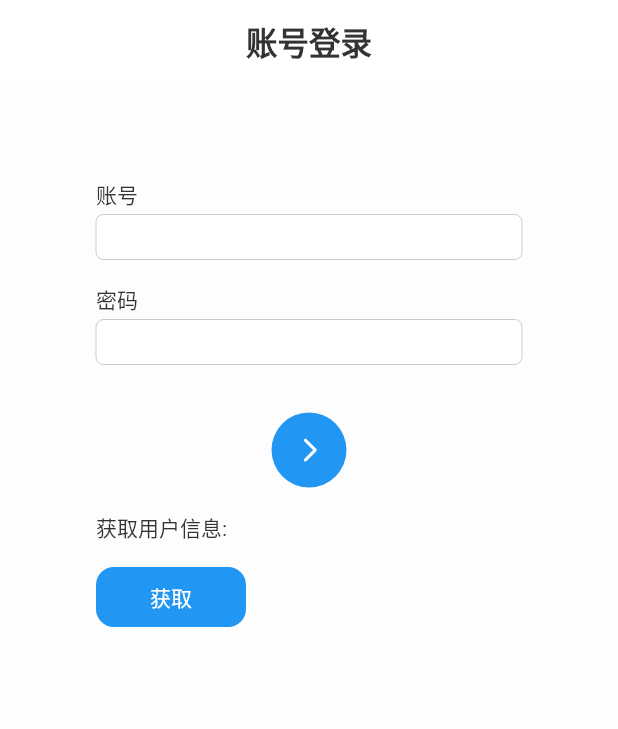
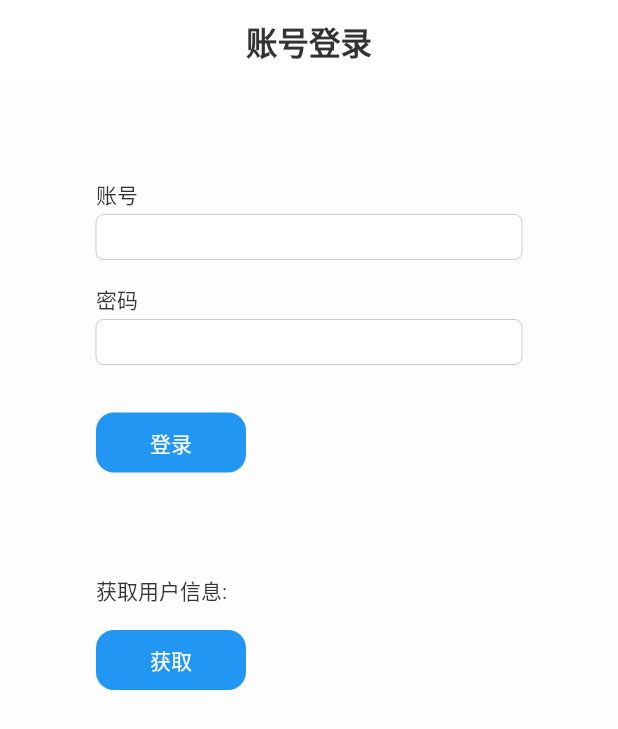
Before and after one commit to darren-you/flutter-now, a Flutter app: the AccountLoginPage screen opened by its route, on a phone screen of 412 x 824 dp. Shown: the top 729 px of the screen. Run offline on Flutter 3.47's test engine with Material 3 defaults, Android fonts, the phone set to English and light mode, and no system bars; our stand-ins replace bot_toast, device_info_plus, dio, event_bus, extended_image, flutter_hooks and 9 more; missing offline and left inert: android_id, flutter_system_proxy; accounts and stored records are empty; generated files the repository leaves out were written again; Roboto replaces fonts that are missing (HarmonyOS Sans SC).

Commit message:
显示登陆信息

```diff
--- a/lib/models/app_user_model.dart
+++ b/lib/models/app_user_model.dart
@@ -8,8 +8,10 @@ part 'app_user_model.g.dart';
 class AppUserModel with _$AppUserModel {
   const factory AppUserModel({
     @JsonKey(name: 'access_token') @Default('') String accessToken, // 登陆Token
-    @Default('') String username, // 昵称
-    @Default('') String avatar, // 头像URL
+    @Default('') String username,
+    @Default('') String avatar,
+    @Default('') String phone,
+    @JsonKey(name: 'user_type') @Default('') String userType,
   }) = _AppUserModel;
 
   factory AppUserModel.fromJson(Map<String, dynamic> json) =>
--- a/lib/modules/login/account/ui/account_login_page.dart
+++ b/lib/modules/login/account/ui/account_login_page.dart
@@ -5,7 +5,6 @@ import 'package:dio/dio.dart';
 import 'package:flutter/cupertino.dart';
 import 'package:flutter/material.dart';
 import 'package:flutter_hooks/flutter_hooks.dart';
-import 'package:flutter_svg/svg.dart';
 import 'package:flutternow/app.dart';
 import 'package:flutternow/base/base.dart';
 import 'package:flutternow/network/api_client.dart';
@@ -17,7 +16,7 @@ class AccountLoginPage extends HookConsumerWidget {
   const AccountLoginPage({super.key});
 
   void login(BuildContext context, WidgetRef ref, String username,
-      String password) async {
+      String password, ValueNotifier<String> loginResult) async {
     if (username.isEmpty) {
       BotToast.showText(text: '请输入账号');
       return;
@@ -31,10 +30,12 @@ class AccountLoginPage extends HookConsumerWidget {
       final appUserModel = (await getIt<ApiClient>()
               .loginByAccount(username: username, password: password))
           .data!;
+      loginResult.value = appUserModel.toJson().toString();
       BotToast.showText(text: '欢迎👋: ${appUserModel.username}');
       ref.read(appUserProvider.notifier).save(appUserModel);
       BotToast.closeAllLoading();
     } on DioException catch (e) {
+      loginResult.value = e.message ?? '';
       BotToast.closeAllLoading();
       BotToast.showText(text: '${e.message}');
       log('登录错误: ${e.message} time: ${DateTime.now()}', name: 'login');
@@ -45,7 +46,8 @@ class AccountLoginPage extends HookConsumerWidget {
   Widget build(BuildContext context, WidgetRef ref) {
     final nameController = TextEditingController();
     final passController = TextEditingController();
-    ValueNotifier<String> userProfile = useState('');
+    final loginResult = useState('');
+    final userProfile = useState('');
 
     return Scaffold(
       backgroundColor: Colors.white.withValues(alpha: 0.9),
@@ -74,32 +76,44 @@ class AccountLoginPage extends HookConsumerWidget {
             ),
             const Padding(padding: EdgeInsets.only(bottom: 32)),
             Align(
-              alignment: Alignment.center,
+              alignment: Alignment.centerLeft,
               child: CustomContainer(
                 borderRadius: BorderRadius.circular(50),
                 duration: Duration(milliseconds: 160),
                 scaleValue: 0.99,
-                onTap: () => login(
-                    context, ref, nameController.text, passController.text),
+                onTap: () async {
+                  try {
+                    login(context, ref, nameController.text,
+                        passController.text, loginResult);
+                  } on DioException catch (e) {
+                    loginResult.value = 'msg: ${e.message}';
+                  }
+                },
                 child: Container(
-                  width: 50,
-                  height: 50,
-                  padding: const EdgeInsets.all(10),
+                  width: 100,
+                  height: 40,
+                  alignment: Alignment.center,
                   decoration: BoxDecoration(
                     color: Colors.blue,
-                    shape: BoxShape.circle,
+                    borderRadius: BorderRadius.circular(12),
                   ),
-                  child: SvgPicture.asset(
-                    Assets.svg.iconRight,
-                    colorFilter:
-                        ColorFilter.mode(Colors.white, BlendMode.srcIn),
+                  child: Text(
+                    '登录',
+                    style: TextStyle(color: Colors.white),
                   ),
                 ),
               ),
             ),
+            const Padding(padding: EdgeInsets.only(bottom: 16)),
+            ValueListenableBuilder(
+              valueListenable: loginResult,
+              builder: (context, value, child) {
+                return Text(value);
+              },
+            ),
 
             // 获取用户信息
-            const Padding(padding: EdgeInsets.only(top: 16)),
+            const Padding(padding: EdgeInsets.only(top: 32)),
             Text('获取用户信息:'),
             const Padding(padding: EdgeInsets.only(bottom: 16)),
             Align(
@@ -112,7 +126,8 @@ class AccountLoginPage extends HookConsumerWidget {
                   try {
                     userProfile.value =
                         (await getIt<ApiClient>().getCurrentUser())
-                            .data
+                            .data!
+                            .toJson()
                             .toString();
                   } on DioException catch (e) {
                     userProfile.value = 'msg: ${e.message}';
```
Also changed, not shown: lib/models/app_user_model.freezed.dart, lib/models/app_user_model.g.dart.
